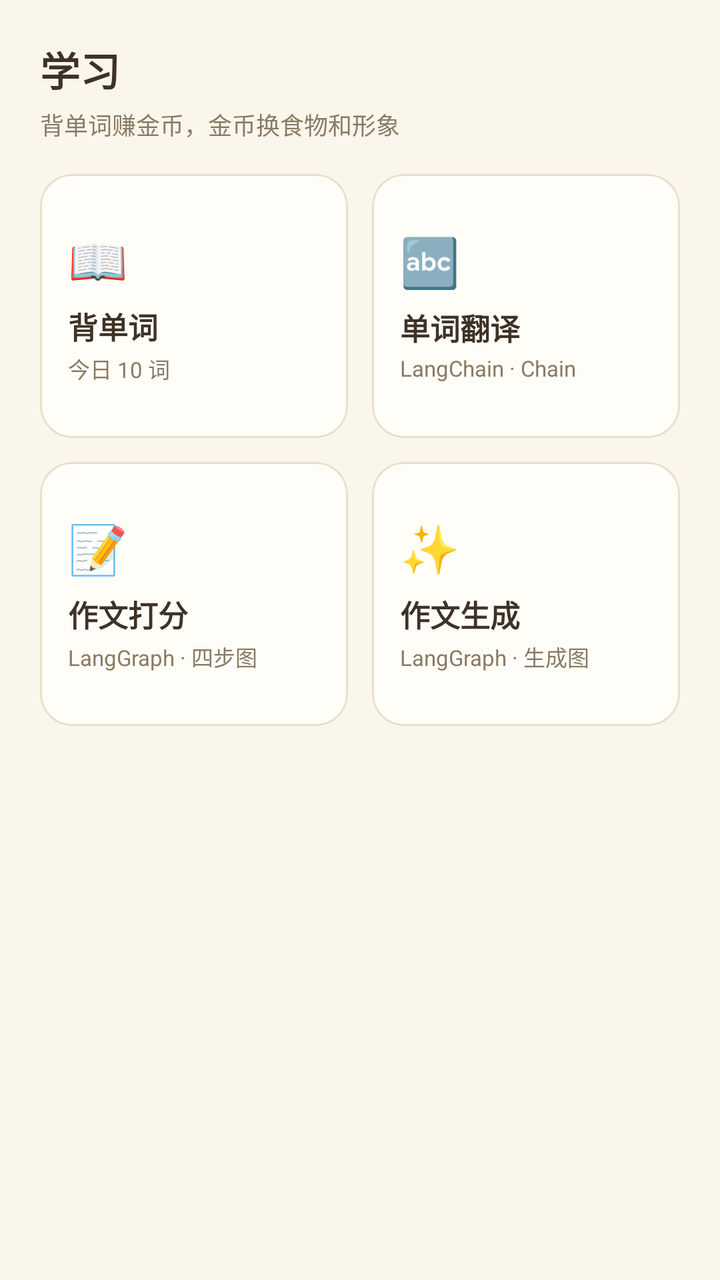
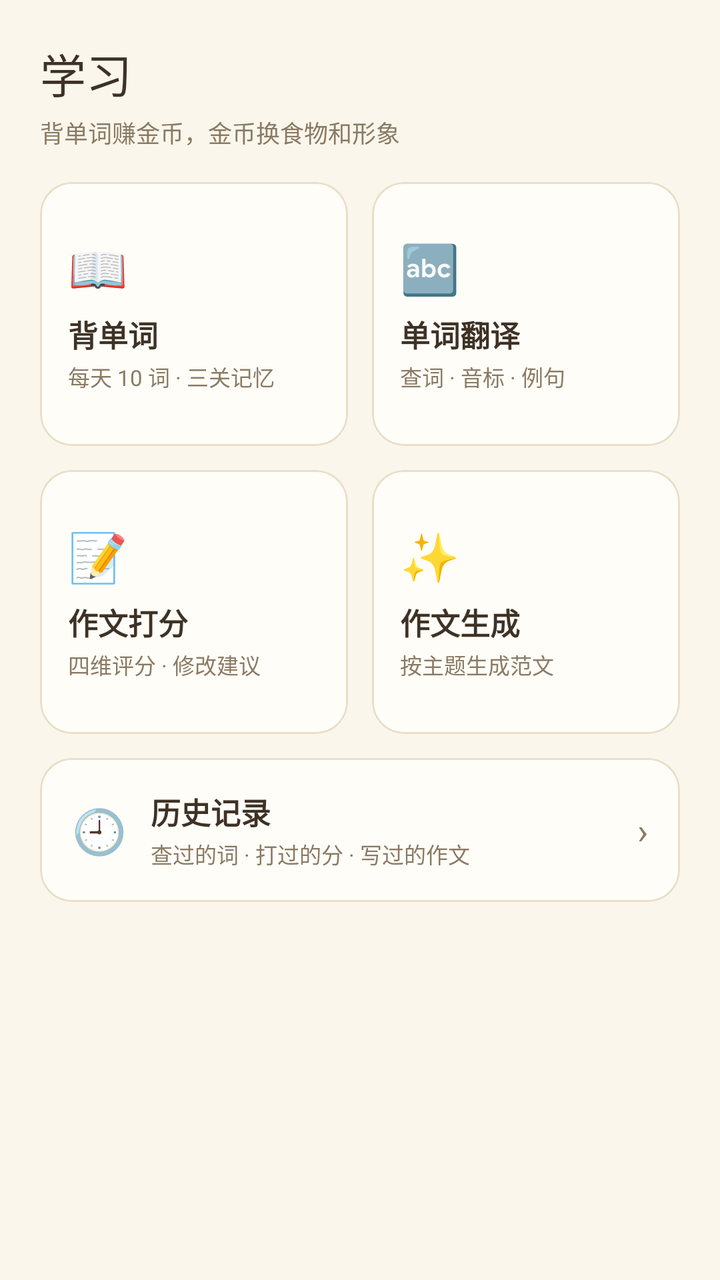

Screens rendered from an Android XML layout before and after an edit, with the pre-edit source and the edit as a unified diff.
<!-- AndroidManifest.xml: application theme Theme.Aienglish -->
<!-- res/layout/activity_learning.xml -->
<?xml version="1.0" encoding="utf-8"?>
<LinearLayout xmlns:android="http://schemas.android.com/apk/res/android"
    xmlns:app="http://schemas.android.com/apk/res-auto"
    android:layout_width="match_parent"
    android:layout_height="match_parent"
    android:background="@color/cozy_bg"
    android:orientation="vertical"
    android:padding="20dp">

    <TextView
        android:layout_width="wrap_content"
        android:layout_height="wrap_content"
        android:text="学习"
        android:textColor="@color/cozy_text"
        android:textSize="20sp"
        android:textStyle="bold" />

    <TextView
        android:layout_width="wrap_content"
        android:layout_height="wrap_content"
        android:layout_marginTop="4dp"
        android:text="背单词赚金币，金币换食物和形象"
        android:textColor="@color/cozy_text_sub"
        android:textSize="12sp" />

    <LinearLayout
        android:layout_width="match_parent"
        android:layout_height="wrap_content"
        android:layout_marginTop="16dp"
        android:orientation="horizontal">

        <com.google.android.material.card.MaterialCardView
            android:id="@+id/cardWord"
            android:layout_width="0dp"
            android:layout_height="132dp"
            android:layout_marginEnd="6dp"
            android:layout_weight="1"
            android:clickable="true"
            android:focusable="true"
            app:cardCornerRadius="16dp"
            app:cardElevation="0dp">

            <LinearLayout
                android:layout_width="match_parent"
                android:layout_height="match_parent"
                android:gravity="center_vertical"
                android:orientation="vertical"
                android:padding="14dp">

                <TextView
                    android:layout_width="wrap_content"
                    android:layout_height="wrap_content"
                    android:text="📖"
                    android:textSize="24sp" />

                <TextView
                    android:layout_width="wrap_content"
                    android:layout_height="wrap_content"
                    android:layout_marginTop="6dp"
                    android:text="背单词"
                    android:textColor="@color/cozy_text"
                    android:textSize="15sp"
                    android:textStyle="bold" />

                <TextView
                    android:layout_width="wrap_content"
                    android:layout_height="wrap_content"
                    android:layout_marginTop="2dp"
                    android:text="今日 10 词"
                    android:textColor="@color/cozy_text_sub"
                    android:textSize="11sp" />
            </LinearLayout>
        </com.google.android.material.card.MaterialCardView>

        <com.google.android.material.card.MaterialCardView
            android:id="@+id/cardTranslate"
            android:layout_width="0dp"
            android:layout_height="132dp"
            android:layout_marginStart="6dp"
            android:layout_weight="1"
            android:clickable="true"
            android:focusable="true"
            app:cardCornerRadius="16dp"
            app:cardElevation="0dp">

            <LinearLayout
                android:layout_width="match_parent"
                android:layout_height="match_parent"
                android:gravity="center_vertical"
                android:orientation="vertical"
                android:padding="14dp">

                <TextView
                    android:layout_width="wrap_content"
                    android:layout_height="wrap_content"
                    android:text="🔤"
                    android:textSize="24sp" />

                <TextView
                    android:layout_width="wrap_content"
                    android:layout_height="wrap_content"
                    android:layout_marginTop="6dp"
                    android:text="单词翻译"
                    android:textColor="@color/cozy_text"
                    android:textSize="15sp"
                    android:textStyle="bold" />

                <TextView
                    android:layout_width="wrap_content"
                    android:layout_height="wrap_content"
                    android:layout_marginTop="2dp"
                    android:text="LangChain · Chain"
                    android:textColor="@color/cozy_text_sub"
                    android:textSize="11sp" />
            </LinearLayout>
        </com.google.android.material.card.MaterialCardView>
    </LinearLayout>

    <LinearLayout
        android:layout_width="match_parent"
        android:layout_height="wrap_content"
        android:layout_marginTop="12dp"
        android:orientation="horizontal">

        <com.google.android.material.card.MaterialCardView
            android:id="@+id/cardGrade"
            android:layout_width="0dp"
            android:layout_height="132dp"
            android:layout_marginEnd="6dp"
            android:layout_weight="1"
            android:clickable="true"
            android:focusable="true"
            app:cardCornerRadius="16dp"
            app:cardElevation="0dp">

            <LinearLayout
                android:layout_width="match_parent"
                android:layout_height="match_parent"
                android:gravity="center_vertical"
                android:orientation="vertical"
                android:padding="14dp">

                <TextView
                    android:layout_width="wrap_content"
                    android:layout_height="wrap_content"
                    android:text="📝"
                    android:textSize="24sp" />

                <TextView
                    android:layout_width="wrap_content"
                    android:layout_height="wrap_content"
                    android:layout_marginTop="6dp"
                    android:text="作文打分"
                    android:textColor="@color/cozy_text"
                    android:textSize="15sp"
                    android:textStyle="bold" />

                <TextView
                    android:layout_width="wrap_content"
                    android:layout_height="wrap_content"
                    android:layout_marginTop="2dp"
                    android:text="LangGraph · 四步图"
                    android:textColor="@color/cozy_text_sub"
                    android:textSize="11sp" />
            </LinearLayout>
        </com.google.android.material.card.MaterialCardView>

        <com.google.android.material.card.MaterialCardView
            android:id="@+id/cardGenerate"
            android:layout_width="0dp"
            android:layout_height="132dp"
            android:layout_marginStart="6dp"
            android:layout_weight="1"
            android:clickable="true"
            android:focusable="true"
            app:cardCornerRadius="16dp"
            app:cardElevation="0dp">

            <LinearLayout
                android:layout_width="match_parent"
                android:layout_height="match_parent"
                android:gravity="center_vertical"
                android:orientation="vertical"
                android:padding="14dp">

                <TextView
                    android:layout_width="wrap_content"
                    android:layout_height="wrap_content"
                    android:text="✨"
                    android:textSize="24sp" />

                <TextView
                    android:layout_width="wrap_content"
                    android:layout_height="wrap_content"
                    android:layout_marginTop="6dp"
                    android:text="作文生成"
                    android:textColor="@color/cozy_text"
                    android:textSize="15sp"
                    android:textStyle="bold" />

                <TextView
                    android:layout_width="wrap_content"
                    android:layout_height="wrap_content"
                    android:layout_marginTop="2dp"
                    android:text="LangGraph · 生成图"
                    android:textColor="@color/cozy_text_sub"
                    android:textSize="11sp" />
            </LinearLayout>
        </com.google.android.material.card.MaterialCardView>
    </LinearLayout>
</LinearLayout>
<!-- resources referenced by this layout -->
<resources>
  <color name="cozy_bg">#FFFBF6EC</color>
  <color name="cozy_text">#FF3E3226</color>
  <color name="cozy_text_sub">#FF8A7A63</color>
  <style name="Theme.Aienglish" parent="Base.Theme.Aienglish" />
  <style name="Base.Theme.Aienglish" parent="Theme.Material3.DayNight.NoActionBar">
          <item name="colorPrimary">@color/cozy_green</item>
          <item name="colorOnPrimary">@color/white</item>
          <item name="colorPrimaryContainer">@color/cozy_green_light</item>
          <item name="colorOnPrimaryContainer">@color/cozy_text</item>
          <item name="colorSecondary">@color/cozy_clay</item>
          <item name="colorOnSecondary">@color/white</item>
          
          <item name="colorSecondaryContainer">@color/cozy_green_light</item>
          <item name="colorOnSecondaryContainer">@color/cozy_text</item>
          
          <item name="colorSurfaceContainerLowest">@color/cozy_bg</item>
          <item name="colorSurfaceContainerLow">@color/cozy_card</item>
          <item name="colorSurfaceContainer">@color/cozy_card</item>
          <item name="colorSurfaceContainerHigh">@color/cozy_card</item>
          <item name="colorSurfaceContainerHighest">@color/cozy_card</item>
          <item name="colorSurfaceBright">@color/cozy_bg</item>
          <item name="colorSurfaceDim">@color/cozy_line</item>
          <item name="colorSurface">@color/cozy_card</item>
          <item name="colorOnSurface">@color/cozy_text</item>
          <item name="colorSurfaceVariant">@color/cozy_line</item>
          <item name="colorOnSurfaceVariant">@color/cozy_text_sub</item>
          <item name="colorOutline">@color/cozy_line</item>
          <item name="colorError">@color/danger</item>
  
          <item name="android:colorBackground">@color/cozy_bg</item>
          <item name="android:windowBackground">@color/cozy_bg</item>
          <item name="android:statusBarColor">@color/cozy_bg</item>
          <item name="android:navigationBarColor">@color/cozy_bg</item>
          <item name="android:windowLightStatusBar">true</item>
  
          
          <item name="materialButtonStyle">@style/Widget.Cozy.Button</item>
          <item name="materialCardViewStyle">@style/Widget.Cozy.Card</item>
          <item name="textInputStyle">@style/Widget.Cozy.TextInput</item>
      </style>
  <color name="cozy_green">#FF7BA05B</color>
  <color name="white">#FFFFFFFF</color>
  <color name="cozy_green_light">#FFEAF3DF</color>
  <color name="cozy_clay">#FFE8A87C</color>
  <color name="cozy_card">#FFFFFDF8</color>
  <color name="cozy_line">#FFE8DFC9</color>
  <color name="danger">#FFC0563F</color>
  <style name="Widget.Cozy.Button" parent="Widget.Material3.Button">
          <item name="cornerRadius">14dp</item>
          <item name="android:textSize">15sp</item>
          <item name="android:letterSpacing">0</item>
      </style>
  <style name="Widget.Cozy.Card" parent="Widget.Material3.CardView.Elevated">
          <item name="cardCornerRadius">16dp</item>
          <item name="cardElevation">1dp</item>
          <item name="cardBackgroundColor">@color/cozy_card</item>
          <item name="strokeColor">@color/cozy_line</item>
          <item name="strokeWidth">1dp</item>
      </style>
  <style name="Widget.Cozy.TextInput" parent="Widget.Material3.TextInputLayout.OutlinedBox">
          <item name="boxCornerRadiusTopStart">14dp</item>
          <item name="boxCornerRadiusTopEnd">14dp</item>
          <item name="boxCornerRadiusBottomStart">14dp</item>
          <item name="boxCornerRadiusBottomEnd">14dp</item>
          <item name="boxBackgroundColor">@color/cozy_card</item>
          <item name="boxStrokeColor">@color/cozy_line</item>
      </style>
</resources>

<!-- the commit's change to res/layout/activity_learning.xml (unified diff, before → after) -->
@@ -8,12 +8,10 @@
     android:padding="20dp">
 
     <TextView
+        style="@style/Widget.Cozy.Title"
         android:layout_width="wrap_content"
         android:layout_height="wrap_content"
-        android:text="学习"
-        android:textColor="@color/cozy_text"
-        android:textSize="20sp"
-        android:textStyle="bold" />
+        android:text="学习" />
 
     <TextView
         android:layout_width="wrap_content"
@@ -66,7 +64,7 @@
                     android:layout_width="wrap_content"
                     android:layout_height="wrap_content"
                     android:layout_marginTop="2dp"
-                    android:text="今日 10 词"
+                    android:text="每天 10 词 · 三关记忆"
                     android:textColor="@color/cozy_text_sub"
                     android:textSize="11sp" />
             </LinearLayout>
@@ -109,7 +107,7 @@
                     android:layout_width="wrap_content"
                     android:layout_height="wrap_content"
                     android:layout_marginTop="2dp"
-                    android:text="LangChain · Chain"
+                    android:text="查词 · 音标 · 例句"
                     android:textColor="@color/cozy_text_sub"
                     android:textSize="11sp" />
             </LinearLayout>
@@ -159,7 +157,7 @@
                     android:layout_width="wrap_content"
                     android:layout_height="wrap_content"
                     android:layout_marginTop="2dp"
-                    android:text="LangGraph · 四步图"
+                    android:text="四维评分 · 修改建议"
                     android:textColor="@color/cozy_text_sub"
                     android:textSize="11sp" />
             </LinearLayout>
@@ -202,10 +200,68 @@
                     android:layout_width="wrap_content"
                     android:layout_height="wrap_content"
                     android:layout_marginTop="2dp"
-                    android:text="LangGraph · 生成图"
+                    android:text="按主题生成范文"
                     android:textColor="@color/cozy_text_sub"
                     android:textSize="11sp" />
             </LinearLayout>
         </com.google.android.material.card.MaterialCardView>
     </LinearLayout>
+
+    
+    <com.google.android.material.card.MaterialCardView
+        android:id="@+id/cardHistory"
+        android:layout_width="match_parent"
+        android:layout_height="72dp"
+        android:layout_marginTop="12dp"
+        android:clickable="true"
+        android:focusable="true"
+        app:cardCornerRadius="16dp"
+        app:cardElevation="0dp">
+
+        <LinearLayout
+            android:layout_width="match_parent"
+            android:layout_height="match_parent"
+            android:gravity="center_vertical"
+            android:orientation="horizontal"
+            android:paddingHorizontal="16dp">
+
+            <TextView
+                android:layout_width="wrap_content"
+                android:layout_height="wrap_content"
+                android:text="🕘"
+                android:textSize="22sp" />
+
+            <LinearLayout
+                android:layout_width="0dp"
+                android:layout_height="wrap_content"
+                android:layout_marginStart="12dp"
+                android:layout_weight="1"
+                android:orientation="vertical">
+
+                <TextView
+                    android:layout_width="wrap_content"
+                    android:layout_height="wrap_content"
+                    android:text="历史记录"
+                    android:textColor="@color/cozy_text"
+                    android:textSize="15sp"
+                    android:textStyle="bold" />
+
+                <TextView
+                    android:layout_width="wrap_content"
+                    android:layout_height="wrap_content"
+                    android:layout_marginTop="2dp"
+                    android:text="查过的词 · 打过的分 · 写过的作文"
+                    android:textColor="@color/cozy_text_sub"
+                    android:textSize="11sp" />
+            </LinearLayout>
+
+            <TextView
+                android:layout_width="wrap_content"
+                android:layout_height="wrap_content"
+                android:text="›"
+                android:textColor="@color/cozy_text_sub"
+                android:textSize="18sp" />
+        </LinearLayout>
+    </com.google.android.material.card.MaterialCardView>
+
 </LinearLayout>
<!-- resource entries referenced after the edit -->
@@ -3,6 +3,12 @@
   <color name="cozy_bg">#FFFBF6EC</color>
   <color name="cozy_text">#FF3E3226</color>
   <color name="cozy_text_sub">#FF8A7A63</color>
+  <style name="Widget.Cozy.Title" parent="Widget.AppCompat.TextView">
+          <item name="android:fontFamily">@font/ma_shan_zheng</item>
+          <item name="android:textColor">@color/cozy_text</item>
+          <item name="android:textSize">23sp</item>
+          <item name="android:includeFontPadding">false</item>
+      </style>
   <style name="Theme.Aienglish" parent="Base.Theme.Aienglish" />
   <style name="Base.Theme.Aienglish" parent="Theme.Material3.DayNight.NoActionBar">
           <item name="colorPrimary">@color/cozy_green</item>
